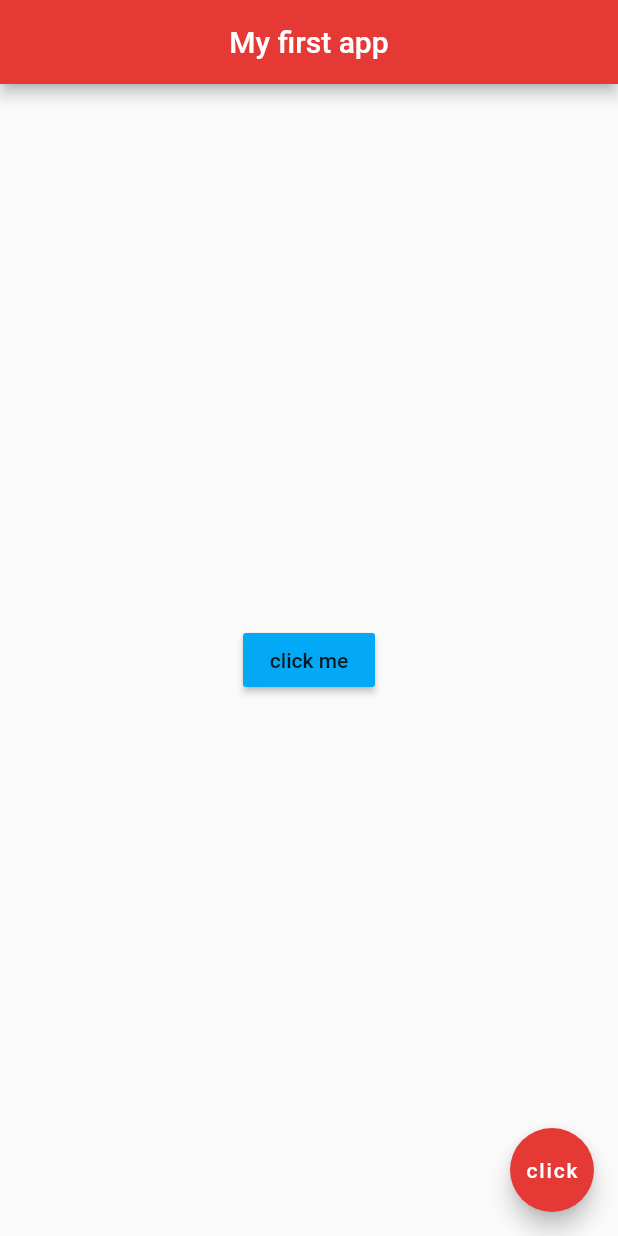
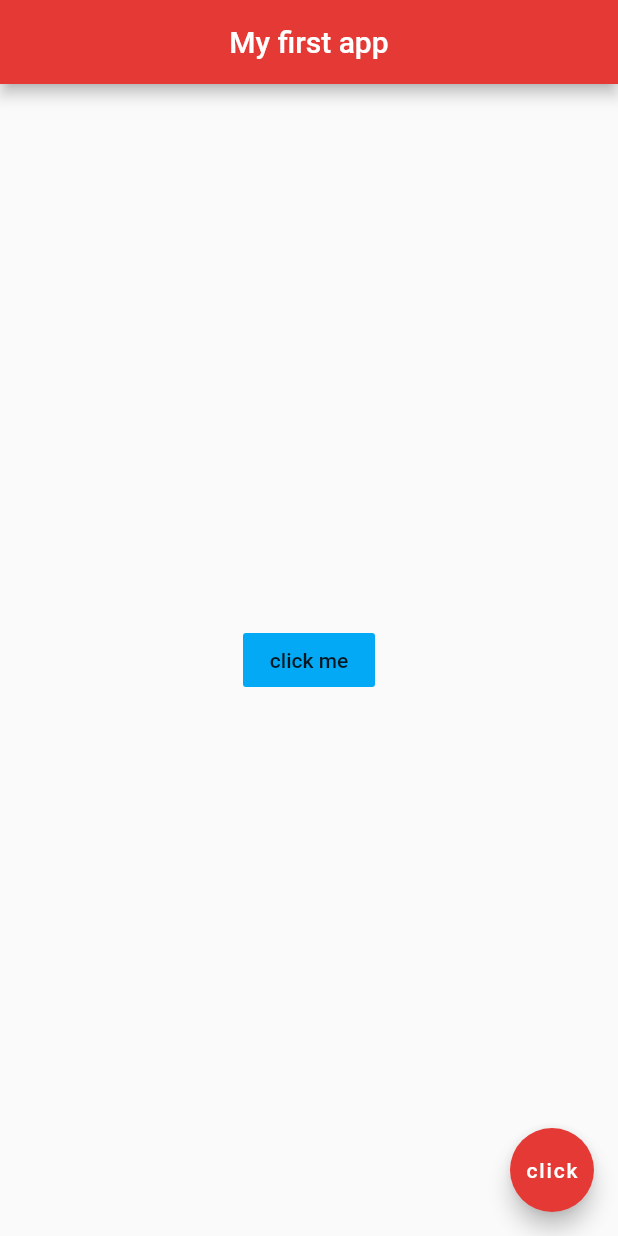
Before and after one commit to tygore587/flutterTutorial, a Flutter app: the screen it shows after launch, after a tap on "click me", on a phone screen of 412 x 824 dp. Run offline on Flutter 3.47's test engine with Material 2 defaults, Android fonts, the phone set to English and light mode, and no system bars.

Commit message:
FlatButton with function

```diff
--- a/lib/main.dart
+++ b/lib/main.dart
@@ -12,8 +12,10 @@ class Home extends StatelessWidget {
         backgroundColor: Colors.red[600],
       ),
       body: Center(
-          child: RaisedButton(
-            onPressed: () {},
+          child: FlatButton(
+            onPressed: () {
+              print('you clicked me');
+            },
             child: Text('click me'),
             color: Colors.lightBlue,
           )
```
